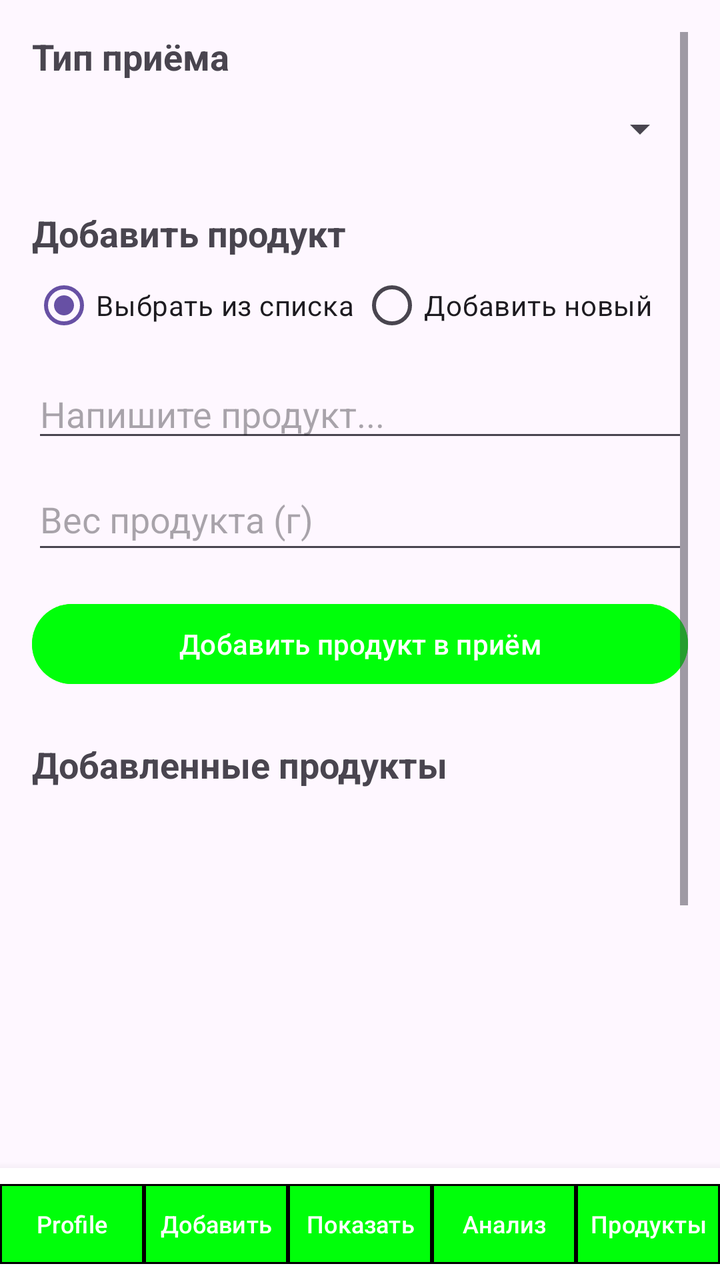
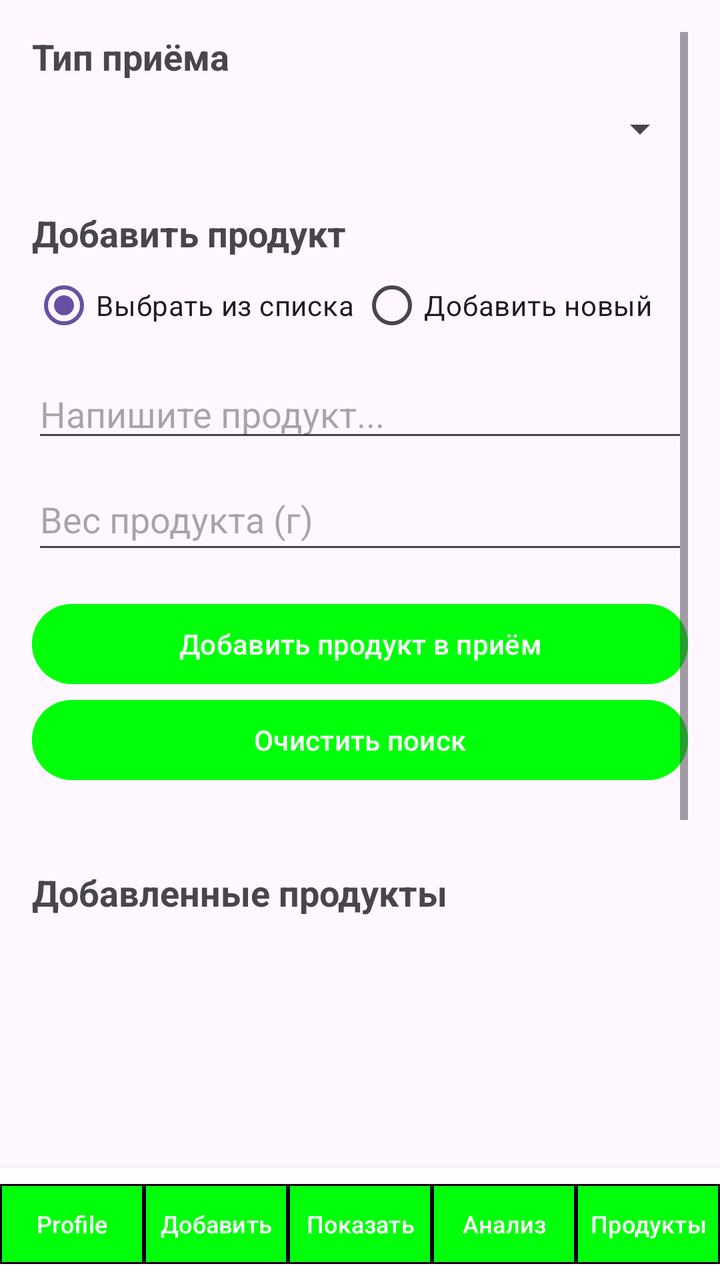

The first picture is an Android layout as it rendered before a commit; the second is the same layout after the commit. The layout source and the unified diff follow.
<!-- AndroidManifest.xml: application theme Theme.MyApp -->
<!-- res/layout/activity_add_meal.xml -->
<?xml version="1.0" encoding="utf-8"?>
<LinearLayout xmlns:android="http://schemas.android.com/apk/res/android"
    xmlns:app="http://schemas.android.com/apk/res-auto"
    xmlns:tools="http://schemas.android.com/tools"
    android:layout_width="match_parent"
    android:layout_height="match_parent"
    android:orientation="vertical">

    <ScrollView
        android:layout_width="match_parent"
        android:layout_height="0dp"
        android:layout_weight="1"
        android:padding="16dp">

        <LinearLayout
            android:layout_width="match_parent"
            android:layout_height="wrap_content"
            android:orientation="vertical">

            
            <TextView
                android:layout_width="wrap_content"
                android:layout_height="wrap_content"
                android:text="@string/meal_type_title"
                android:textSize="18sp"
                android:textStyle="bold" />

            <Spinner
                android:id="@+id/spinnerMealType"
                android:layout_width="match_parent"
                android:layout_height="wrap_content"
                android:layout_marginBottom="16dp"
                android:minHeight="48dp" />

            
            <TextView
                android:layout_width="wrap_content"
                android:layout_height="wrap_content"
                android:text="@string/add_product_title"
                android:textSize="18sp"
                android:textStyle="bold" />

            <RadioGroup
                android:id="@+id/radioGroupChoice"
                android:layout_width="match_parent"
                android:layout_height="wrap_content"
                android:orientation="horizontal">

                <RadioButton
                    android:id="@+id/radioExisting"
                    android:layout_width="0dp"
                    android:layout_height="wrap_content"
                    android:layout_weight="1"
                    android:checked="true"
                    android:text="@string/radio_existing" />

                <RadioButton
                    android:id="@+id/radioNew"
                    android:layout_width="0dp"
                    android:layout_height="wrap_content"
                    android:layout_weight="1"
                    android:text="@string/radio_new" />
            </RadioGroup>

            
            <LinearLayout
                android:id="@+id/layoutExistingProduct"
                android:layout_width="match_parent"
                android:layout_height="wrap_content"
                android:layout_marginTop="8dp"
                android:orientation="vertical">







                <AutoCompleteTextView
                    android:id="@+id/autoCompleteTextView"
                    android:layout_width="match_parent"
                    android:layout_height="wrap_content"
                    android:hint="@string/write_text"
                    android:completionThreshold="1"/>

                <EditText
                    android:id="@+id/editWeightExisting"
                    android:layout_width="match_parent"
                    android:layout_height="wrap_content"
                    android:layout_marginTop="8dp"
                    android:hint="@string/weight_hint"
                    android:inputType="numberDecimal"
                    android:minHeight="48dp" />

            </LinearLayout>

            
            <LinearLayout
                android:id="@+id/layoutNewProduct"
                android:layout_width="match_parent"
                android:layout_height="wrap_content"
                android:layout_marginTop="8dp"
                android:orientation="vertical"
                android:visibility="gone">

                <EditText
                    android:id="@+id/editName"
                    android:layout_width="match_parent"
                    android:layout_height="wrap_content"
                    android:hint="@string/product_name_hint" />

                <EditText
                    android:id="@+id/editWeightNew"
                    android:layout_width="match_parent"
                    android:layout_height="wrap_content"
                    android:layout_marginTop="8dp"
                    android:hint="@string/weight_hint"
                    android:inputType="numberDecimal" />

                <EditText
                    android:id="@+id/editCalories"
                    android:layout_width="match_parent"
                    android:layout_height="wrap_content"
                    android:layout_marginTop="8dp"
                    android:hint="@string/calories_hint"
                    android:inputType="numberDecimal" />

                <EditText
                    android:id="@+id/editProtein"
                    android:layout_width="match_parent"
                    android:layout_height="wrap_content"
                    android:hint="@string/protein_hint"
                    android:inputType="numberDecimal" />

                <EditText
                    android:id="@+id/editFat"
                    android:layout_width="match_parent"
                    android:layout_height="wrap_content"
                    android:hint="@string/fat_hint"
                    android:inputType="numberDecimal" />

                <EditText
                    android:id="@+id/editCarb"
                    android:layout_width="match_parent"
                    android:layout_height="wrap_content"
                    android:hint="@string/carb_hint"
                    android:inputType="numberDecimal" />
            </LinearLayout>

            <Button
                android:id="@+id/buttonAddProduct"
                android:layout_width="match_parent"
                android:layout_height="wrap_content"
                android:layout_marginTop="16dp"
                android:backgroundTint="@color/elements"
                android:text="@string/add_product_button"
                android:maxLines="1"
                android:ellipsize="end" />

            
            <TextView
                android:layout_width="wrap_content"
                android:layout_height="wrap_content"
                android:layout_marginTop="24dp"
                android:text="@string/added_products_title"
                android:textSize="18sp"
                android:textStyle="bold" />

            <ListView
                android:id="@+id/listViewAddedProducts"
                android:layout_width="match_parent"
                android:layout_height="200dp"
                android:layout_marginTop="8dp" />


            <LinearLayout
                android:id="@+id/layoutDate"
                android:layout_width="wrap_content"
                android:layout_height="wrap_content"
                android:orientation="horizontal">
                <EditText
                    android:id="@+id/editDateDayMeal"
                    android:layout_width="match_parent"
                    android:layout_height="wrap_content"
                    android:layout_marginTop="8dp"
                    android:hint="@string/day"
                    android:inputType="numberDecimal"
                    android:minHeight="48dp" />
                <EditText
                    android:id="@+id/editDateMonthMeal"
                    android:layout_width="match_parent"
                    android:layout_height="wrap_content"
                    android:layout_marginTop="8dp"
                    android:hint="@string/month"
                    android:inputType="numberDecimal"
                    android:minHeight="48dp" />
                <EditText
                    android:id="@+id/editDateYearMeal"
                    android:layout_width="match_parent"
                    android:layout_height="wrap_content"
                    android:layout_marginTop="8dp"
                    android:hint="@string/year"
                    android:inputType="numberDecimal"
                    android:minHeight="48dp" />
            </LinearLayout>

            <Button
                android:id="@+id/buttonSaveMeal"
                android:layout_width="match_parent"
                android:layout_height="wrap_content"
                android:layout_marginTop="16dp"
                android:layout_marginBottom="16dp"
                android:backgroundTint="@color/elements"
                android:text="@string/save_meal_button"
                android:maxLines="1"
                android:ellipsize="end" />
        </LinearLayout>

    </ScrollView>


    
    <include
        android:id="@+id/bottomNavLayout"
        layout="@layout/bottom_nav_panel"
        android:layout_width="match_parent"
        android:layout_height="wrap_content" />

</LinearLayout>
<!-- res/layout/bottom_nav_panel.xml (included above) -->
<?xml version="1.0" encoding="utf-8"?>
<LinearLayout xmlns:android="http://schemas.android.com/apk/res/android"
    xmlns:app="http://schemas.android.com/apk/res-auto"
    android:id="@+id/bottomNavLayout"
    android:layout_width="match_parent"
    android:layout_height="wrap_content"
    android:orientation="horizontal"
    android:weightSum="5"
    android:background="@color/white"
    android:elevation="8dp"
    android:paddingVertical="4dp">

    <com.google.android.material.button.MaterialButton
        android:id="@+id/buttonProfile"
        android:layout_width="0dp"
        android:layout_height="wrap_content"
        android:layout_weight="1"
        android:onClick="profileActivity"
        android:padding="0dp"
        android:text="@string/panelProfile"
        android:textSize="12sp"
        android:maxLines="1"
        android:ellipsize="end"
        app:backgroundTint="@color/elements"
        app:cornerRadius="0dp"
        app:strokeWidth="1dp" />

    <com.google.android.material.button.MaterialButton
        android:id="@+id/buttonAdd"
        android:layout_width="0dp"
        android:layout_height="wrap_content"
        android:layout_weight="1"
        android:onClick="addMealActivity"
        android:padding="0dp"
        android:text="@string/panelAdd"
        android:textSize="12sp"
        android:maxLines="1"
        android:ellipsize="end"
        app:backgroundTint="@color/elements"
        app:cornerRadius="0dp"
        app:strokeWidth="1dp" />

    <com.google.android.material.button.MaterialButton
        android:id="@+id/buttonShow"
        android:layout_width="0dp"
        android:layout_height="wrap_content"
        android:layout_weight="1"
        android:onClick="showMealsActivity"
        android:padding="0dp"
        android:text="@string/panelShow"
        android:textSize="12sp"
        android:maxLines="1"
        android:ellipsize="end"
        app:backgroundTint="@color/elements"
        app:cornerRadius="0dp"
        app:strokeWidth="1dp" />

    <com.google.android.material.button.MaterialButton
        android:id="@+id/buttonAnalysis"
        android:layout_width="0dp"
        android:layout_height="wrap_content"
        android:layout_weight="1"
        android:onClick="analizeMeansActivity"
        android:padding="0dp"
        android:text="@string/panelAnalysis"
        android:textSize="12sp"
        android:maxLines="1"
        android:ellipsize="end"
        app:backgroundTint="@color/elements"
        app:cornerRadius="0dp"
        app:strokeWidth="1dp" />

    <com.google.android.material.button.MaterialButton
        android:id="@+id/buttonProducts"
        android:layout_width="0dp"
        android:layout_height="wrap_content"
        android:layout_weight="1"
        android:onClick="editProductsActivity"
        android:padding="0dp"
        android:text="@string/panelProducts"
        android:textSize="12sp"
        android:maxLines="1"
        android:ellipsize="end"
        app:backgroundTint="@color/elements"
        app:cornerRadius="0dp"
        app:strokeWidth="1dp" />

</LinearLayout>
<!-- resources referenced by this layout -->
<resources>
  <color name="elements">#00FF0A</color>
  <color name="white">#FFFFFFFF</color>
  <string name="add_product_button">Добавить продукт в приём</string>
  <string name="add_product_title">Добавить продукт</string>
  <string name="added_products_title">Добавленные продукты</string>
  <string name="calories_hint">Калории (на 100 г)</string>
  <string name="carb_hint">Углеводы (на 100 г)</string>
  <string name="day">День</string>
  <string name="fat_hint">Жиры (на 100 г)</string>
  <string name="meal_type_title">Тип приёма</string>
  <string name="month">Месяц</string>
  <string name="panelAdd">Добавить</string>
  <string name="panelAnalysis">Анализ</string>
  <string name="panelProducts">Продукты</string>
  <string name="panelProfile">Profile</string>
  <string name="panelShow">Показать</string>
  <string name="product_name_hint">Название продукта</string>
  <string name="protein_hint">Белки (на 100 г)</string>
  <string name="radio_existing">Выбрать из списка</string>
  <string name="radio_new">Добавить новый</string>
  <string name="save_meal_button">Сохранить приём</string>
  <string name="weight_hint">Вес продукта (г)</string>
  <string name="write_text">Напишите продукт...</string>
  <string name="year">Год</string>
  <style name="Theme.MyApp" parent="Base.Theme.MyApp" />
  <style name="Base.Theme.MyApp" parent="Theme.Material3.DayNight.NoActionBar">
          
          
      </style>
</resources>

<!-- the commit's change to res/layout/activity_add_meal.xml (unified diff, before → after) -->
@@ -156,6 +156,15 @@
                 android:text="@string/add_product_button"
                 android:maxLines="1"
                 android:ellipsize="end" />
+            <Button
+                android:id="@+id/buttonClearFound"
+                android:layout_width="match_parent"
+                android:layout_height="wrap_content"
+                android:layout_marginBottom="16dp"
+                android:backgroundTint="@color/elements"
+                android:text="@string/clear_found_button"
+                android:maxLines="1"
+                android:ellipsize="end" />
 
             
             <TextView
@@ -204,12 +213,35 @@
                     android:minHeight="48dp" />
             </LinearLayout>
 
+            <LinearLayout
+                android:id="@+id/layoutBottomButton"
+                android:layout_width="wrap_content"
+                android:layout_height="wrap_content"
+                android:gravity="center"
+                android:orientation="horizontal">
+                <Button
+                    android:id="@+id/buttonClearAll"
+                    android:layout_width="match_parent"
+                    android:layout_height="wrap_content"
+                    android:backgroundTint="@color/elements"
+                    android:text="@string/clear_all_button"
+                    android:maxLines="1"
+                    android:ellipsize="end" />
+
+
+
+
+
+
+
+
+
+
+            </LinearLayout>
             <Button
                 android:id="@+id/buttonSaveMeal"
                 android:layout_width="match_parent"
                 android:layout_height="wrap_content"
-                android:layout_marginTop="16dp"
-                android:layout_marginBottom="16dp"
                 android:backgroundTint="@color/elements"
                 android:text="@string/save_meal_button"
                 android:maxLines="1"
@@ -217,7 +249,6 @@
         </LinearLayout>
 
     </ScrollView>
-
 
     
     <include
<!-- resource entries referenced after the edit -->
@@ -7,6 +7,8 @@
   <string name="added_products_title">Добавленные продукты</string>
   <string name="calories_hint">Калории (на 100 г)</string>
   <string name="carb_hint">Углеводы (на 100 г)</string>
+  <string name="clear_all_button">Очистить все</string>
+  <string name="clear_found_button">Очистить поиск</string>
   <string name="day">День</string>
   <string name="fat_hint">Жиры (на 100 г)</string>
   <string name="meal_type_title">Тип приёма</string>
